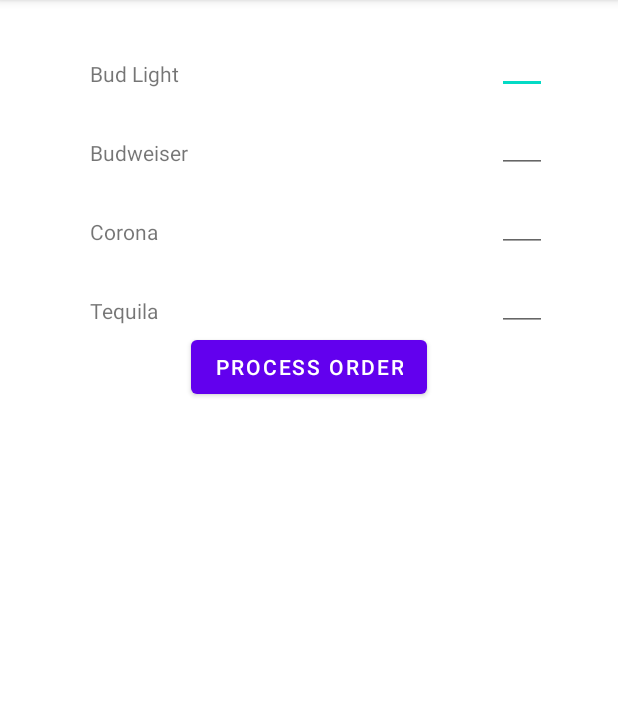
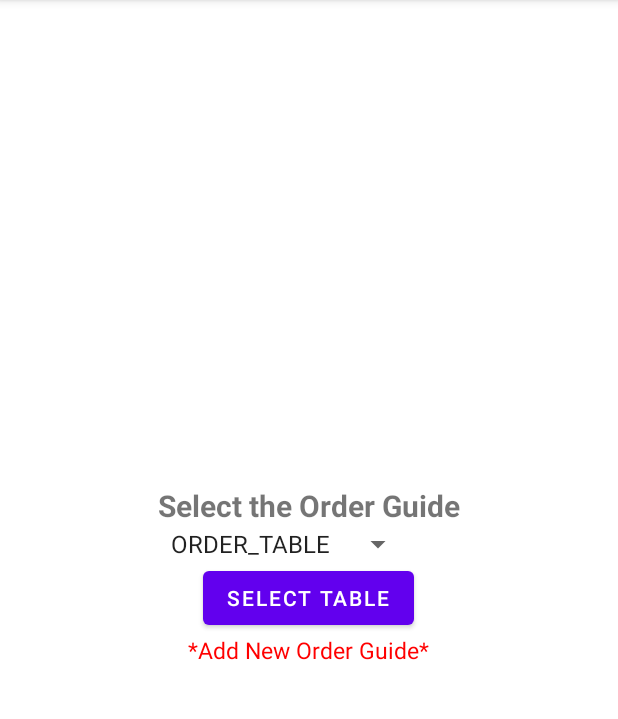
Before and after one commit to ryanMHub/OrderUp---Android, an Android app: the screen it shows after launch (MainActivity), on a phone screen of 412 x 824 dp, the part 84-803 px from its top. Run offline under Robolectric (Android 15) with nearby library versions, the light colour scheme and no system bars.

Commit message:
Send Commit with all basic functionality

```diff
--- a/app/src/main/AndroidManifest.xml
+++ b/app/src/main/AndroidManifest.xml
@@ -14,6 +14,9 @@
             android:theme="@style/Theme.PracticeOrderUp01"
             tools:targetApi="31">
         <activity
+                android:name=".AddOrderGuideActivity"
+                android:exported="false"/>
+        <activity
                 android:name=".MainActivity"
                 android:exported="true">
             <intent-filter>
@@ -22,6 +25,7 @@
                 <category android:name="android.intent.category.LAUNCHER"/>
             </intent-filter>
         </activity>
+        <activity android:name=".OrderListActivity"/>
     </application>
 
 </manifest>
--- a/app/src/main/java/com/practice/practiceorderup01/DBHelper.java
+++ b/app/src/main/java/com/practice/practiceorderup01/DBHelper.java
@@ -5,6 +5,7 @@
 import android.database.Cursor;
 import android.database.sqlite.SQLiteDatabase;
 import android.database.sqlite.SQLiteOpenHelper;
+import android.widget.Toast;
 import androidx.annotation.Nullable;
 
 import java.util.ArrayList;
@@ -67,7 +68,21 @@
         this.onAdd(new Item("Tequila", 0.5), ORDER_TABLE);
     }
 
-    //get all items from a table
+    //creates a table in the database based on the name provided by the user
+    public boolean createOrderGuideTable(String tableName){
+
+        //if the table already exists return false
+        if(tableExists(this.getReadableDatabase(), tableName)){
+            return false;
+        } else{
+            String createTableStatement = "CREATE TABLE IF NOT EXISTS " + tableName + " (" + ITEM_ID + " INTEGER PRIMARY KEY AUTOINCREMENT, " + ITEM_NAME + " TEXT, " + ITEM_PAR + " REAL)";
+            SQLiteDatabase db = this.getWritableDatabase();
+            db.execSQL(createTableStatement);
+            return true;
+        }
+    }
+
+    //Returns a list of items from the provided tablename
     public ArrayList<Item> getItemList(String tableName){
 
         ArrayList<Item> returnList = new ArrayList<>();
@@ -86,6 +101,32 @@
 
         cursor.close();
         sqLiteDatabase.close();
+        return returnList;
+    }
+
+    //Returns an array list with all the table names in the orderGuide database
+    public ArrayList<String> getTableNames(){
+        ArrayList<String> returnList = new ArrayList<>();
+        String query = "SELECT name FROM sqlite_master WHERE type='table' AND (name NOT LIKE 'sqlite_sequence' AND name NOT LIKE 'android_metadata')";
+
+        SQLiteDatabase db = this.getReadableDatabase();
+
+        if(db == null || !db.isOpen()){
+            return returnList;
+        }
+
+        Cursor cursor = db.rawQuery(query,null);
+
+        if(cursor.moveToFirst()){
+            do{
+                String str = cursor.getString(0);
+                returnList.add(str);
+            }while(cursor.moveToNext());
+        }
+
+        cursor.close();
+        db.close();
+
         return returnList;
     }
 
--- a/app/src/main/java/com/practice/practiceorderup01/MainActivity.java
+++ b/app/src/main/java/com/practice/practiceorderup01/MainActivity.java
@@ -1,81 +1,77 @@
 package com.practice.practiceorderup01;
 
+import android.content.Intent;
+import android.os.Bundle;
 import android.view.View;
-import android.widget.Button;
-import android.widget.Toast;
+import android.widget.*;
 import androidx.appcompat.app.AppCompatActivity;
-import android.os.Bundle;
-import androidx.recyclerview.widget.GridLayoutManager;
-import androidx.recyclerview.widget.LinearLayoutManager;
-import androidx.recyclerview.widget.RecyclerView;
 
 import java.util.ArrayList;
 
 public class MainActivity extends AppCompatActivity {
-    //declare DBHelper object
+
+    private Spinner spinnerOrderGuides;
+    private Button selectTableButton;
+    private TextView addOrderGuide;
+
     private DBHelper dbConnection;
+    private String tableName = "";
 
-    //declare the XML tags
-    private RecyclerView orderListRec;
-    private Button processListButton;
-
-    //used as a flag for current recycler adapter that is displayed
-    boolean isResults = false;
-
-    //stores the current table that is being used in the order list
-    String currentTable;
 
     @Override
     protected void onCreate(Bundle savedInstanceState) {
         super.onCreate(savedInstanceState);
         setContentView(R.layout.activity_main);
 
-        //create connection to embedded database, And initialize the value for the current Table that is being used
+        //create a connection to the database with this activity
         dbConnection = new DBHelper(this);
-        currentTable =DBHelper.ORDER_TABLE;
 
-        //initialize XML Tags
-        orderListRec = findViewById(R.id.orderListRec);
-        processListButton = findViewById(R.id.submitOrderButton);
+        //links to the spinner on activity_main that displays the tablenames in the orderGuide database
+        spinnerOrderGuides = findViewById(R.id.spinnerOrderGuides);
+        //links to the button that will pass the tablename to the OrderListActivity
+        selectTableButton = findViewById(R.id.selectTableButton);
+        //links the textview that will pass user to the add orderGuide activity
+        addOrderGuide = findViewById(R.id.txtAddOrderGuide);
 
-        ArrayList<Item> items = dbConnection.getItemList(currentTable);
 
-        //Declare and initialize adapters for recycler view
-        OrderListRecAdapter adapter = new OrderListRecAdapter();
-        adapter.setItemsList(items);
-        OrderResultsRecAdapter resultsAdapter = new OrderResultsRecAdapter();
-        resultsAdapter.setItemsList(items);
+        ArrayList<String> orderGuides = dbConnection.getTableNames();
 
-        //set order_list_item.XML adapter to the recyclerView
-        orderListRec.setAdapter(adapter);
-        orderListRec.setLayoutManager(new GridLayoutManager(this,1));
+        ArrayAdapter<String> tableNameAdapter = new ArrayAdapter<String>(this, android.R.layout.simple_spinner_item, orderGuides);
+        tableNameAdapter.setDropDownViewResource(android.R.layout.simple_spinner_dropdown_item);
+        spinnerOrderGuides.setAdapter(tableNameAdapter);
 
-        //On button click for main button
-        processListButton.setOnClickListener(new View.OnClickListener() {
+        //action taken when you select a value in the spinner
+        spinnerOrderGuides.setOnItemSelectedListener(new AdapterView.OnItemSelectedListener() {
+            @Override
+            public void onItemSelected(AdapterView<?> adapterView, View view, int position, long l) {
+                Toast.makeText(MainActivity.this, "The selected table is " + orderGuides.get(position), Toast.LENGTH_SHORT).show();
+                tableName = orderGuides.get(position);
+            }
+
+            @Override
+            public void onNothingSelected(AdapterView<?> adapterView) {
+
+            }
+        });
+
+        selectTableButton.setOnClickListener(new View.OnClickListener() {
             @Override
             public void onClick(View view) {
-                //the if isResult is used as a flag wether the order list adapter
-                //or order results adapter
-                if(isResults){
-                    showOrder(adapter);
-                }else{
-                    showResults(resultsAdapter);
-                }
+                Intent intent = new Intent(MainActivity.this, OrderListActivity.class);
+                Toast.makeText(MainActivity.this, "Table Name " + tableName, Toast.LENGTH_SHORT).show();
+                intent.putExtra("tableName", tableName);
+                startActivity(intent);
             }
         });
-    }
 
-    //order results switch method
-    public void showResults(OrderResultsRecAdapter resultsAdapter){
-        orderListRec.setAdapter(resultsAdapter);
-        processListButton.setText(R.string.mainMenuButton);
-        isResults = true;
-    }
+        addOrderGuide.setOnClickListener(new View.OnClickListener() {
+            @Override
+            public void onClick(View view) {
+                Intent intent = new Intent(MainActivity.this, AddOrderGuideActivity.class);
+                startActivity(intent);
+            }
+        });
 
-    //show order guide switch method
-    public void showOrder(OrderListRecAdapter adapter){
-        orderListRec.setAdapter(adapter);
-        processListButton.setText(R.string.processButton);
-        isResults = false;
+
     }
 }
--- a/app/src/main/res/layout/activity_main.xml
+++ b/app/src/main/res/layout/activity_main.xml
@@ -1,23 +1,44 @@
 <?xml version="1.0" encoding="utf-8"?>
-<RelativeLayout
-        xmlns:android="http://schemas.android.com/apk/res/android"
-        xmlns:tools="http://schemas.android.com/tools"
-        xmlns:app="http://schemas.android.com/apk/res-auto"
-        android:layout_width="match_parent"
-        android:layout_height="match_parent"
-        tools:context=".MainActivity"
-        android:padding="10dp">
+<LinearLayout xmlns:android="http://schemas.android.com/apk/res/android"
+              xmlns:tools="http://schemas.android.com/tools"
+              xmlns:app="http://schemas.android.com/apk/res-auto"
+              android:layout_width="match_parent"
+              android:layout_height="match_parent"
+              android:orientation="vertical"
+              android:padding="10dp"
+              android:gravity="center"
+              tools:context=".MainActivity">
 
-    <androidx.recyclerview.widget.RecyclerView android:layout_width="wrap_content" android:layout_height="wrap_content"
-                        android:layout_centerHorizontal="true"
-                        android:id="@+id/orderListRec"/>
+    <LinearLayout android:layout_width="wrap_content"
+                  android:layout_height="wrap_content"
+                  android:orientation="vertical">
+
+        <TextView android:layout_width="wrap_content"
+                  android:layout_height="wrap_content"
+                  android:text="@string/orderGuideSelectionLabel"
+                  android:id="@+id/txtMainSpinnerLabel"
+                  android:textSize="20dp"
+                  android:textStyle="bold"/>
+
+        <Spinner android:layout_width="wrap_content"
+                 android:layout_height="wrap_content"
+                 android:layout_weight="1"
+                 android:textAlignment="center"
+                 android:id="@+id/spinnerOrderGuides"/>
+
+    </LinearLayout>
 
     <Button android:layout_width="wrap_content"
             android:layout_height="wrap_content"
-            android:layout_centerHorizontal="true"
-            android:text="@string/processButton"
-            android:id="@+id/submitOrderButton"
-            android:layout_below="@+id/orderListRec"/>
+            android:id="@+id/selectTableButton"
+            android:text="@string/selectTableButton"/>
+
+    <TextView android:layout_width="wrap_content"
+              android:layout_height="wrap_content"
+              android:text="@string/addNewOrderGuide"
+                android:id="@+id/txtAddOrderGuide"
+                android:textColor="@color/red"
+                android:textSize="15dp"/>
 
 
-</RelativeLayout>
+</LinearLayout>
--- a/app/src/main/res/values/colors.xml
+++ b/app/src/main/res/values/colors.xml
@@ -7,4 +7,5 @@
     <color name="teal_700">#FF018786</color>
     <color name="black">#FF000000</color>
     <color name="white">#FFFFFFFF</color>
+    <color name="red">#FF0000</color>
 </resources>
--- a/app/src/main/res/values/strings.xml
+++ b/app/src/main/res/values/strings.xml
@@ -2,4 +2,13 @@
     <string name="app_name">PracticeOrderUp01</string>
     <string name="processButton">Process Order</string>
     <string name="mainMenuButton">Main Menu</string>
+    <string name="orderGuideSelectionLabel">Select the Order Guide</string>
+    <string name="addNewOrderGuide">*Add New Order Guide*</string>
+    <string name="selectTableButton">Select Table</string>
+    <string name="addOrderGuideLabel">Create an Order Guide</string>
+    <string name="addNewItem">Add Item</string>
+    <string name="createOrderGuide">Create List</string>
+    <string name="orderGuideName">Order Guide Name</string>
+    <string name="itemNameLabel">Item Name</string>
+    <string name="itemParLabel">Item Par Level</string>
 </resources>
```
Also changed, not shown: app/src/main/java/com/practice/practiceorderup01/AddOrderGuideActivity.java (added, +75 -0 lines), app/src/main/java/com/practice/practiceorderup01/CreateOrderGuideRecAdapter.java (added, +95 -0 lines), app/src/main/java/com/practice/practiceorderup01/OrderListActivity.java (added, +81 -0 lines), app/src/main/res/layout/activity_add_order_guide.xml (added, +99 -0 lines), app/src/main/res/layout/ceate_list_rec.xml (added, +21 -0 lines), app/src/main/res/layout/order_list_main.xml (added, +23 -0 lines).
